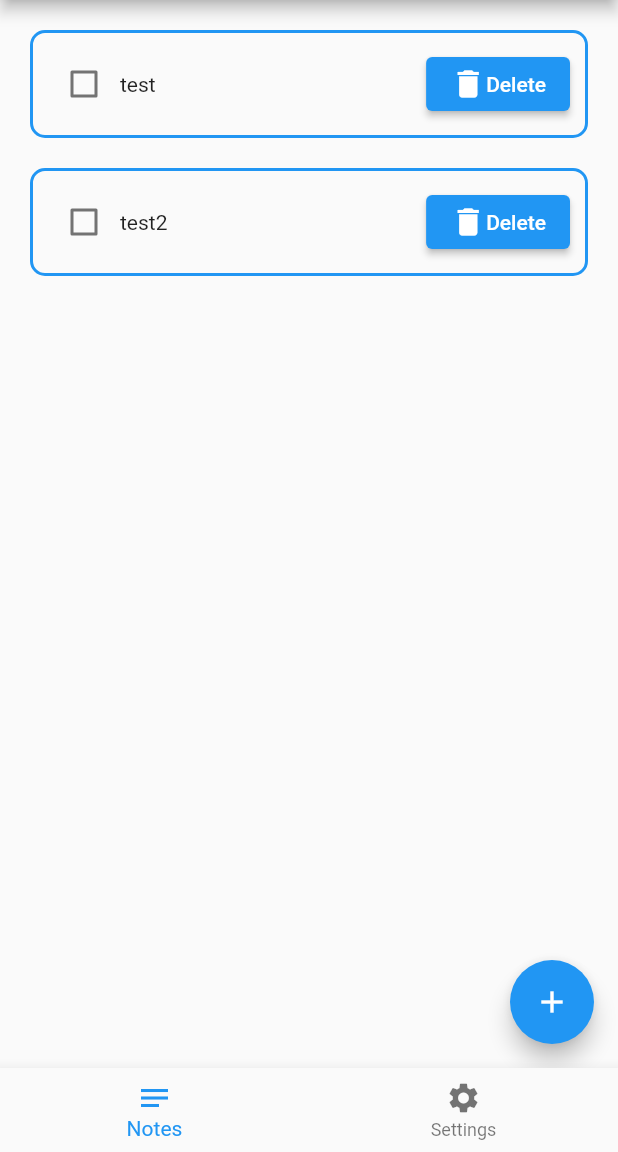
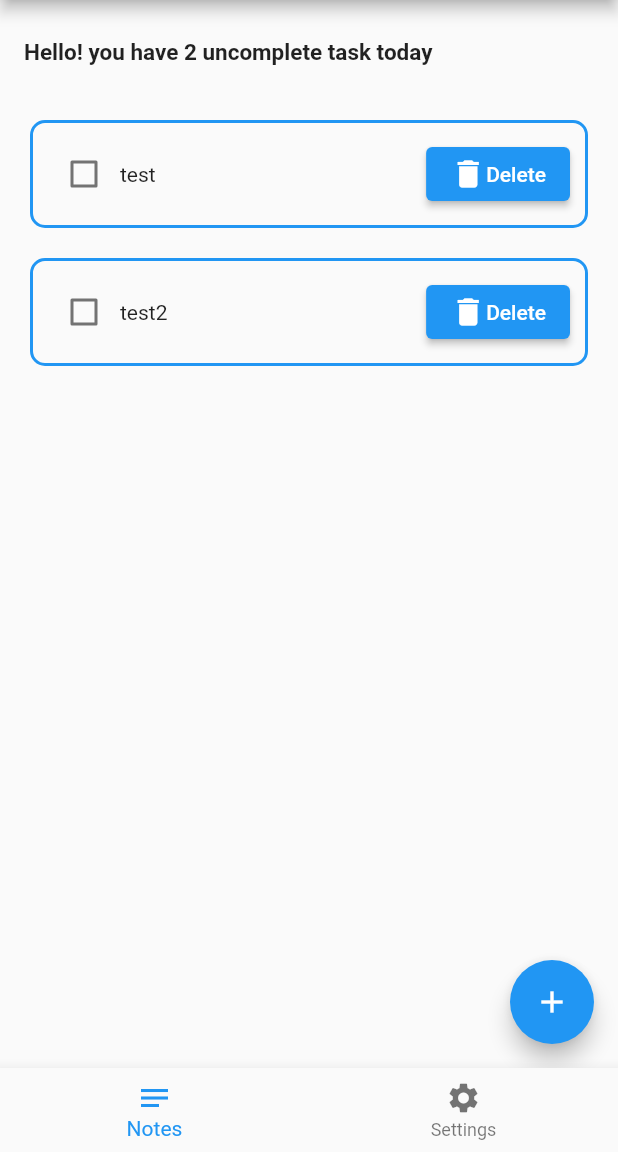
Before and after one commit to Wise-394/Task_trackr, a Flutter app: the screen it shows after launch, on a phone screen of 412 x 824 dp, the part 84-1236 px from its top. Run offline on Flutter 3.47's test engine with Material 2 defaults, Android fonts, the phone set to English and light mode, and no system bars; our stand-ins replace get, hive, hive_flutter; accounts and stored records are empty.

Commit message:
container border now change color depending on theme, textfield now accept multiline, text widget wont overflow, wrapped settings into list view

```diff
--- a/lib/database/dbcode.dart
+++ b/lib/database/dbcode.dart
@@ -19,4 +19,14 @@ class ToDoDB {
   void updateDB() {
     _myBox.put("TODOLIST", toDoList);
   }
+
+  int getUncompleteTask() {
+    int uncompleteTask = 0;
+    for (int i = 0; i < toDoList.length; i++) {
+      if (!toDoList[i].checkMark) {
+        uncompleteTask++;
+      }
+    }
+    return uncompleteTask;
+  }
 }
--- a/lib/home_page.dart
+++ b/lib/home_page.dart
@@ -78,6 +78,7 @@ class _HomeStackState extends State<HomeStack> {
 
   void createNewTask() {
     showDialog(
+      barrierDismissible: false,
       context: context,
       builder: (BuildContext context) {
         return DialogToDo(
@@ -107,6 +108,7 @@ class _HomeStackState extends State<HomeStack> {
 
   void viewTask() {
     showDialog(
+      barrierDismissible: false,
       context: context,
       builder: (BuildContext context) {
         return DialogToDo(
@@ -122,9 +124,31 @@ class _HomeStackState extends State<HomeStack> {
 
   @override
   Widget build(BuildContext context) {
+    int uncompletedCount = db.getUncompleteTask();
     return Stack(
       children: [
-        Scaffold(
+        Column(
+          crossAxisAlignment: CrossAxisAlignment.start,
+          children: [
+            Padding(
+              padding: const EdgeInsets.all(16.0),
+              child: Column(
+                children: [
+                  const SizedBox(height: 10),
+                  Text(
+                    uncompletedCount != 0
+                        ? "Hello! you have $uncompletedCount uncomplete task today"
+                        : "You currently have no task!",
+                    style: const TextStyle(
+                      fontSize: 15,
+                      fontWeight: FontWeight.bold,
+                    ),
+                  ),
+                ],
+              ),
+            ),
+            Expanded(
+              child: Scaffold(
                 body: ListView.builder(
                   itemCount: db.toDoList.length,
                   itemBuilder: (context, index) {
@@ -143,6 +167,9 @@ class _HomeStackState extends State<HomeStack> {
                   },
                 ),
               ),
+            ),
+          ],
+        ),
         Positioned(
           bottom: 16.0,
           right: 16.0,
--- a/lib/settings_page.dart
+++ b/lib/settings_page.dart
@@ -15,9 +15,15 @@ class _SettingsPageState extends State<SettingsPage> {
 
   @override
   Widget build(BuildContext context) {
-    return Column(
+    return ListView(
       children: [
-        Padding(
+        changeThemeTile(context),
+      ],
+    );
+  }
+
+  Padding changeThemeTile(BuildContext context) {
+    return Padding(
       padding: const EdgeInsets.all(20),
       child: Container(
         padding: const EdgeInsets.all(20),
@@ -46,8 +52,6 @@ class _SettingsPageState extends State<SettingsPage> {
           ],
         ),
       ),
-        ),
-      ],
     );
   }
 }
--- a/lib/util/dialog.dart
+++ b/lib/util/dialog.dart
@@ -36,6 +36,9 @@ class _DialogToDoState extends State<DialogToDo> {
         mainAxisSize: MainAxisSize.min,
         children: [
           TextField(
+            minLines: 1,
+            maxLines: 3,
+            keyboardType: TextInputType.multiline,
             controller: widget.controller,
             decoration: const InputDecoration(
               border: OutlineInputBorder(),
--- a/lib/util/to_do_tile.dart
+++ b/lib/util/to_do_tile.dart
@@ -25,7 +25,9 @@ class ToDoTile extends StatelessWidget {
         child: Ink(
           decoration: BoxDecoration(
             border: Border.all(
-              color: Theme.of(context).colorScheme.primary,
+              color: taskCompleted
+                  ? Theme.of(context).colorScheme.background
+                  : Theme.of(context).colorScheme.primary,
               width: 2,
             ),
             borderRadius: BorderRadius.circular(10),
@@ -40,16 +42,19 @@ class ToDoTile extends StatelessWidget {
                   value: taskCompleted,
                   onChanged: onChanged,
                 ),
-                Text(
-                  taskName,
-                  style: TextStyle(
-                    decoration: taskCompleted
-                        ? TextDecoration.lineThrough
-                        : TextDecoration.none,
+                Flexible(
+                  flex: 5,
+                  fit: FlexFit.tight,
+                  child: Text(
+                    softWrap: true,
+                    taskName,
+                    style: TextStyle(
+                      decoration: taskCompleted
+                          ? TextDecoration.lineThrough
+                          : TextDecoration.none,
+                    ),
                   ),
                 ),
-                const Spacer(),
-                const SizedBox(width: 10),
                 ElevatedButton(
                   onPressed: deleteFunction,
                   child: const Row(
```
Lines whose indentation alone changed are shown as unchanged.
